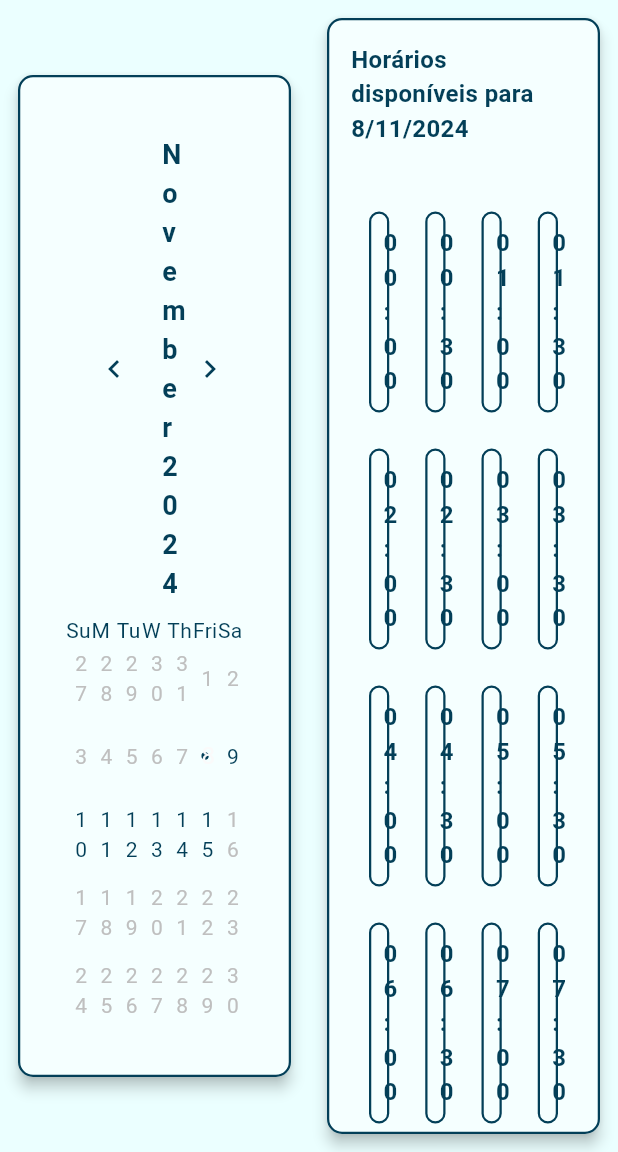
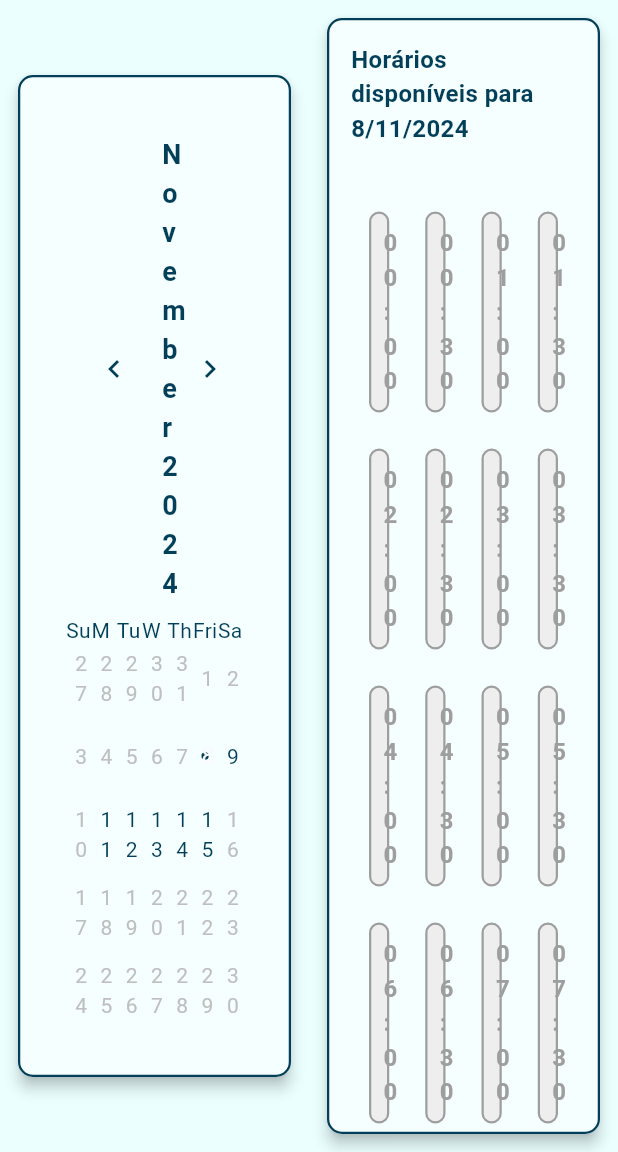
Before and after one commit to 4-ANO-COMP-IMT/sitio, a Flutter app: the screen it shows after launch, after a tap on the "calendar month" icon, on a phone screen of 412 x 824 dp, the part 84-1236 px from its top. Run offline on Flutter 3.47's test engine with Material 3 defaults, Android fonts, the phone set to English and light mode, and no system bars; drawn by our look-alikes of table_calendar.

Commit message:
Update initial route to CalendarScreen; add time slot availability check and disable Sundays in calendar

```diff
--- a/upodz_web_app/lib/main.dart
+++ b/upodz_web_app/lib/main.dart
@@ -20,7 +20,7 @@ class MyApp extends StatelessWidget {
       theme: ThemeData(
         primarySwatch: Colors.blue,
       ),
-      initialRoute: '/reservation',  // Define a rota inicial para a tela de login
+      initialRoute: '/calendar',  // Define a rota inicial para a tela de login
       onGenerateRoute: (RouteSettings settings) {
         switch (settings.name) {
           case '/':
--- a/upodz_web_app/lib/screens/calendar_screen.dart
+++ b/upodz_web_app/lib/screens/calendar_screen.dart
@@ -27,6 +27,24 @@ class _CalendarScreenState extends State<CalendarScreen> {
       }
     }
     return slots;
+  }
+
+  // Verifica se o horário está disponível (não passou no dia atual)
+  bool _isTimeSlotAvailable(String time) {
+    if (_selectedDay.day == DateTime.now().day &&
+        _selectedDay.month == DateTime.now().month &&
+        _selectedDay.year == DateTime.now().year) {
+      final now = DateTime.now();
+      final selectedTime = DateTime(
+        _selectedDay.year,
+        _selectedDay.month,
+        _selectedDay.day,
+        int.parse(time.split(':')[0]),
+        int.parse(time.split(':')[1]),
+      );
+      return selectedTime.isAfter(now);
+    }
+    return true;
   }
 
   @override
@@ -60,6 +78,10 @@ class _CalendarScreenState extends State<CalendarScreen> {
                         lastDay: _lastDay,
                         focusedDay: _focusedDay,
                         selectedDayPredicate: (day) => isSameDay(_selectedDay, day),
+                        enabledDayPredicate: (day) {
+                          // Desabilita os domingos
+                          return day.weekday != DateTime.sunday;
+                        },
                         onDaySelected: (selectedDay, focusedDay) {
                           setState(() {
                             _selectedDay = selectedDay;
@@ -164,8 +186,11 @@ class _CalendarScreenState extends State<CalendarScreen> {
 
   // Função para construir cada célula de horário
   Widget _buildTimeSlotCell(String time) {
+    final isAvailable = _isTimeSlotAvailable(time);
+
     return InkWell(
-      onTap: () {
+      onTap: isAvailable
+          ? () {
               showDialog(
                 context: context,
                 builder: (context) {
@@ -189,19 +214,28 @@ class _CalendarScreenState extends State<CalendarScreen> {
                   );
                 },
               );
-      },
+            }
+          : null,
       child: Padding(
         padding: const EdgeInsets.all(12.0),
         child: Container(
           decoration: BoxDecoration(
             borderRadius: BorderRadius.circular(10.0),
-            border: Border.all(color: const Color(0xFF033F58), width: 1.5),
+            border: Border.all(
+              color: isAvailable ? const Color(0xFF033F58) : Colors.grey,
+              width: 1.5,
+            ),
+            color: isAvailable ? Colors.transparent : Colors.grey[200],
           ),
           padding: const EdgeInsets.all(8.0),
           child: Center(
             child: Text(
               time,
-              style: const TextStyle(fontSize: 16, color: Color(0xFF033F58), fontWeight: FontWeight.bold),
+              style: TextStyle(
+                fontSize: 16,
+                color: isAvailable ? const Color(0xFF033F58) : Colors.grey,
+                fontWeight: FontWeight.bold,
+              ),
             ),
           ),
         ),
--- a/upodz_web_app/lib/screens/my_reservations.dart
+++ b/upodz_web_app/lib/screens/my_reservations.dart
@@ -18,6 +18,18 @@ class MyReservations extends StatelessWidget {
       "data": "12-11-24",
       "horario": "16:00 - 16:30",
     },
+    {
+      "data": "13-11-24",
+      "horario": "12:00 - 12:30",
+    },
+    {
+      "data": "14-11-24",
+      "horario": "08:00 - 08:30",
+    },
+    {
+      "data": "15-11-24",
+      "horario": "18:00 - 18:30",
+    }
   ];
 
   @override
```
Also changed, not shown: 1 other file. Lines whose indentation alone changed are shown as unchanged.
